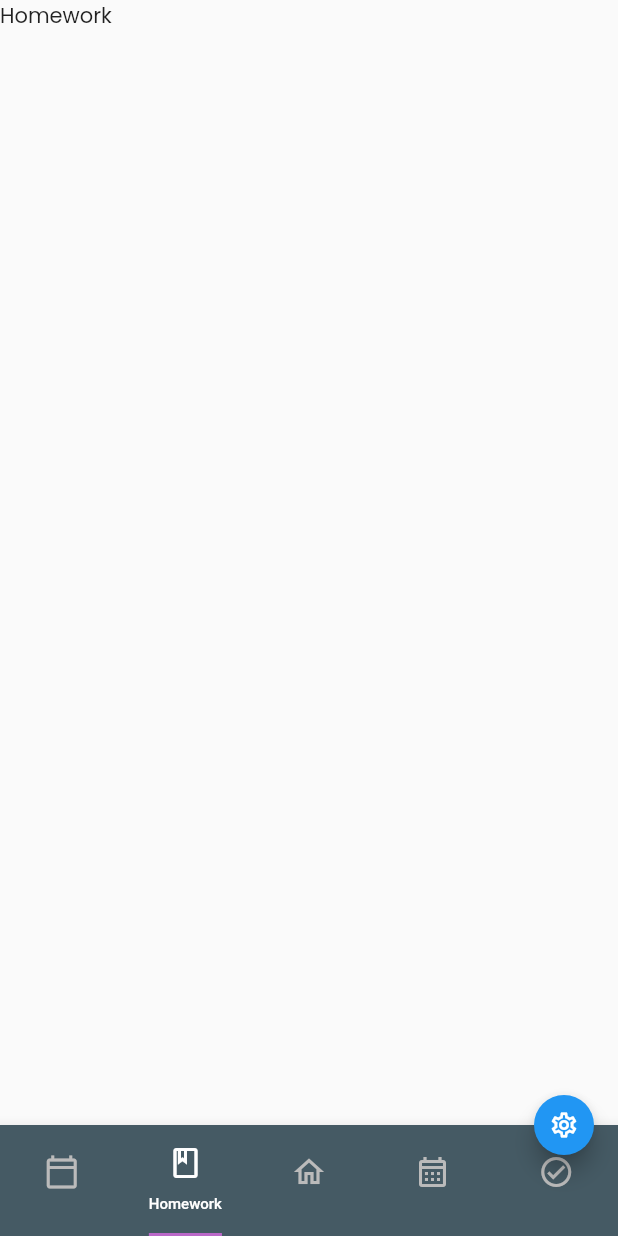
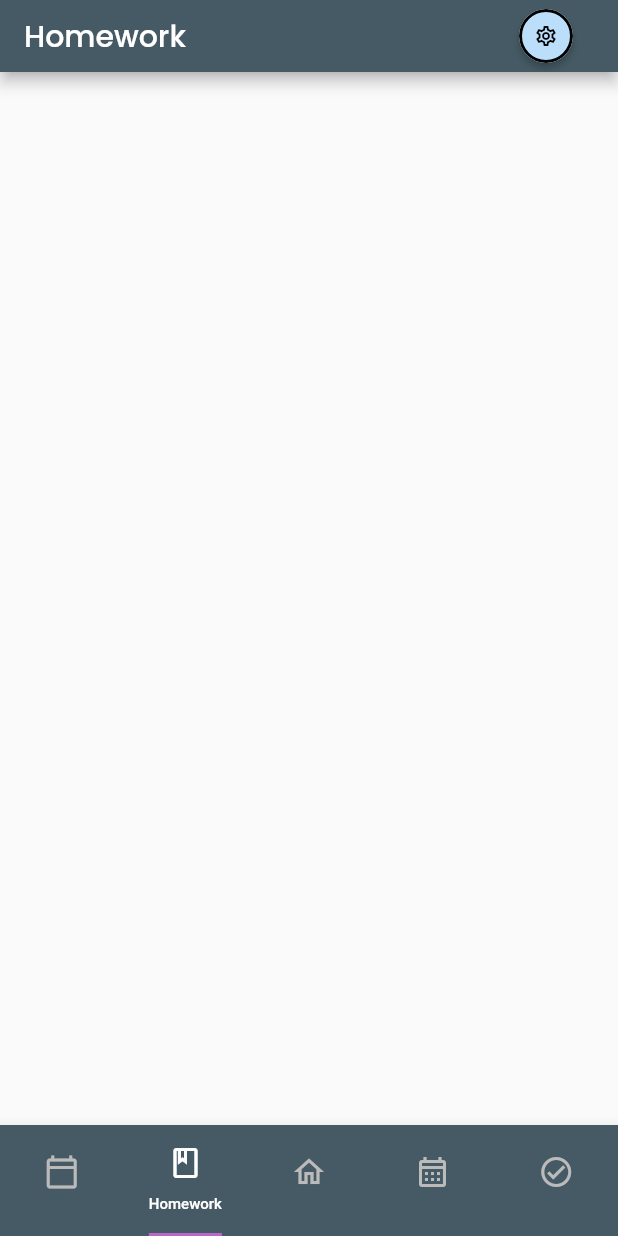
Before and after one commit to whitetxt/planner_app, a Flutter app: the screen it shows after launch, item 2 of the bottom bar chosen, on a phone screen of 412 x 824 dp. Run offline on Flutter 3.47's test engine with Material 2 defaults, Android fonts, the phone set to English and light mode, and no system bars; drawn by our look-alikes of auto_size_text; our stand-ins replace google_fonts.

Commit message:
Many Changes Updated AppBar with new design Moved settings button to appbar Added basic homework menu

```diff
--- /dev/null
+++ b/lib/homework.dart
@@ -0,0 +1,20 @@
+import 'package:auto_size_text/auto_size_text.dart';
+import "package:flutter/material.dart";
+
+import "pl_appbar.dart";
+
+class Homework extends StatefulWidget {
+  const Homework({Key? key}) : super(key: key);
+
+  @override
+  State<Homework> createState() => _HomeworkState();
+}
+
+class _HomeworkState extends State<Homework> {
+  @override
+  Widget build(BuildContext context) {
+    return Scaffold(
+      appBar: PLAppBar("Homework", context),
+    );
+  }
+}
--- a/lib/main.dart
+++ b/lib/main.dart
@@ -1,8 +1,10 @@
 import 'package:auto_size_text/auto_size_text.dart';
+import 'package:flutter/gestures.dart';
 import 'package:flutter/material.dart';
 import 'package:google_fonts/google_fonts.dart';
 
 import "timetable.dart";
+import "homework.dart";
 import "settings.dart";
 
 void main() {
@@ -42,7 +44,6 @@ class PlannerApp extends StatelessWidget {
         "/settings": (context) => const SettingsPage(),
       },
       initialRoute: "/",
-      //home: const Home(),
     );
   }
 }
@@ -61,11 +62,27 @@ class _MainPageState extends State<MainPage>
     with SingleTickerProviderStateMixin {
   TabController? _tabController;
 
+  int _tabIndex = 1;
+  final List<String> _tabNames = [
+    "Timetable",
+    "Homework",
+    "Dashboard",
+    "Calendar",
+    "Exams"
+  ];
+
+  void _tabChanged() {
+    setState(() {
+      _tabIndex = _tabController!.index;
+    });
+  }
+
   // This simply creates the TabController on startup.
   @override
   void initState() {
     super.initState();
     _tabController = TabController(vsync: this, length: 5, initialIndex: 2);
+    _tabController!.addListener(_tabChanged);
   }
 
   // And this disposes of the TabController on close.
@@ -81,9 +98,10 @@ class _MainPageState extends State<MainPage>
       body: TabBarView(
         controller: _tabController,
         physics: const BouncingScrollPhysics(),
+        dragStartBehavior: DragStartBehavior.down,
         children: const [
           Timetable(),
-          Text("Homework"),
+          Homework(),
           Text("Dashboard"),
           Text("Calendar"),
           Text("Exams"),
@@ -99,6 +117,7 @@ class _MainPageState extends State<MainPage>
           labelColor: const Color(0xFFFFFFFF),
           indicatorColor: Colors.purple.shade300,
           indicatorSize: TabBarIndicatorSize.label,
+          enableFeedback: true,
           tabs: const <Widget>[
             Tooltip(
               message: "Timetable",
@@ -178,38 +197,6 @@ class _MainPageState extends State<MainPage>
           ],
         ),
       ),
-      floatingActionButtonLocation: FloatingActionButtonLocation.miniEndDocked,
-      floatingActionButton: FloatingActionButton(
-        onPressed: () => Navigator.push(
-          context,
-          PageRouteBuilder(
-            pageBuilder: (context, animation, secondaryAnimation) =>
-                const SettingsPage(),
-            transitionsBuilder:
-                (context, animation, secondaryAnimation, child) {
-              return SlideTransition(
-                position: animation.drive(
-                  Tween<Offset>(
-                    begin: const Offset(0, 1),
-                    end: Offset.zero,
-                  ).chain(
-                    CurveTween(curve: Curves.easeOutSine),
-                  ),
-                ),
-                child: child,
-              );
-            },
-            transitionDuration: const Duration(milliseconds: 500),
-          ),
-        ),
-        enableFeedback: true,
-        mini: true,
-        child: const Icon(
-          Icons.settings_outlined,
-          semanticLabel: "Settings",
-          size: 20,
-        ),
-      ),
     );
   }
 }
--- /dev/null
+++ b/lib/pl_appbar.dart
@@ -0,0 +1,58 @@
+import "package:flutter/material.dart";
+
+import "settings.dart";
+
+class PLAppBar extends PreferredSize {
+  PLAppBar(this.text, this.context, {Key? key})
+      : super(
+          key: key,
+          preferredSize: const Size.fromHeight(48),
+          child: AppBar(
+            title: Flex(
+              direction: Axis.horizontal,
+              mainAxisAlignment: MainAxisAlignment.spaceBetween,
+              children: <Widget>[
+                Text(text),
+                ElevatedButton(
+                  clipBehavior: Clip.antiAlias,
+                  style: ElevatedButton.styleFrom(
+                    primary: Theme.of(context).highlightColor,
+                    shape: const CircleBorder(
+                      side: BorderSide(width: 2),
+                    ),
+                  ),
+                  child: const Icon(
+                    Icons.settings_outlined,
+                    color: Color(0xFF000000),
+                  ),
+                  onPressed: () => Navigator.push(
+                    context,
+                    PageRouteBuilder(
+                      pageBuilder: (context, animation, secondaryAnimation) =>
+                          const SettingsPage(),
+                      transitionsBuilder:
+                          (context, animation, secondaryAnimation, child) {
+                        return SlideTransition(
+                          position: animation.drive(
+                            Tween<Offset>(
+                              begin: const Offset(0, 1),
+                              end: Offset.zero,
+                            ).chain(
+                              CurveTween(curve: Curves.easeOutSine),
+                            ),
+                          ),
+                          child: child,
+                        );
+                      },
+                      transitionDuration: const Duration(milliseconds: 500),
+                    ),
+                  ),
+                ),
+              ],
+            ),
+          ),
+        );
+
+  final String text;
+  final BuildContext context;
+}
--- a/lib/timetable.dart
+++ b/lib/timetable.dart
@@ -1,5 +1,7 @@
 import 'package:auto_size_text/auto_size_text.dart';
 import 'package:flutter/material.dart';
+
+import "pl_appbar.dart";
 
 class TimetableSlot extends StatefulWidget {
   const TimetableSlot(
@@ -156,14 +158,7 @@ class _TimetableState extends State<Timetable> {
   @override
   Widget build(BuildContext context) {
     return Scaffold(
-      appBar: PreferredSize(
-        preferredSize: const Size.fromHeight(32),
-        child: AppBar(
-          title: const Center(
-            child: Text("Your Timetable"),
-          ),
-        ),
-      ),
+      appBar: PLAppBar("Timetable", context),
       backgroundColor: Theme.of(context).backgroundColor,
       body: Center(
         child: Column(
```
